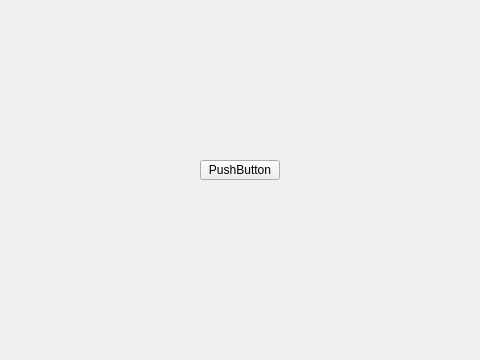
This is kcp_usage/example_send_recv/kcp_recevier/mainwindow.ui in shadowboc/opensource_usage as Qt 5 draws it before an edit; both pictures show x 90 to 570 and y 0 to 360 of the 800 by 600 pixel window. The edited form follows.
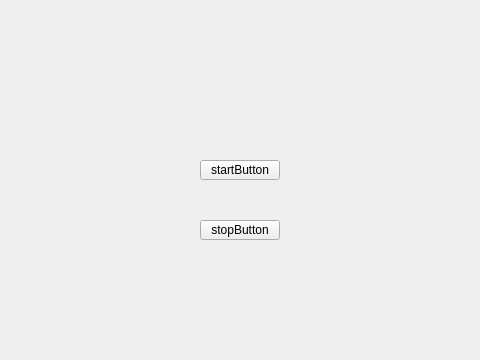
This is the edited form.

Patch:
```diff
--- a/kcp_usage/example_send_recv/kcp_recevier/mainwindow.ui
+++ b/kcp_usage/example_send_recv/kcp_recevier/mainwindow.ui
@@ -24,7 +24,20 @@
      </rect>
     </property>
     <property name="text">
-     <string>PushButton</string>
+     <string>startButton</string>
+    </property>
+   </widget>
+   <widget class="QPushButton" name="pushButton_2">
+    <property name="geometry">
+     <rect>
+      <x>290</x>
+      <y>220</y>
+      <width>80</width>
+      <height>20</height>
+     </rect>
+    </property>
+    <property name="text">
+     <string>stopButton</string>
     </property>
    </widget>
   </widget>
```
